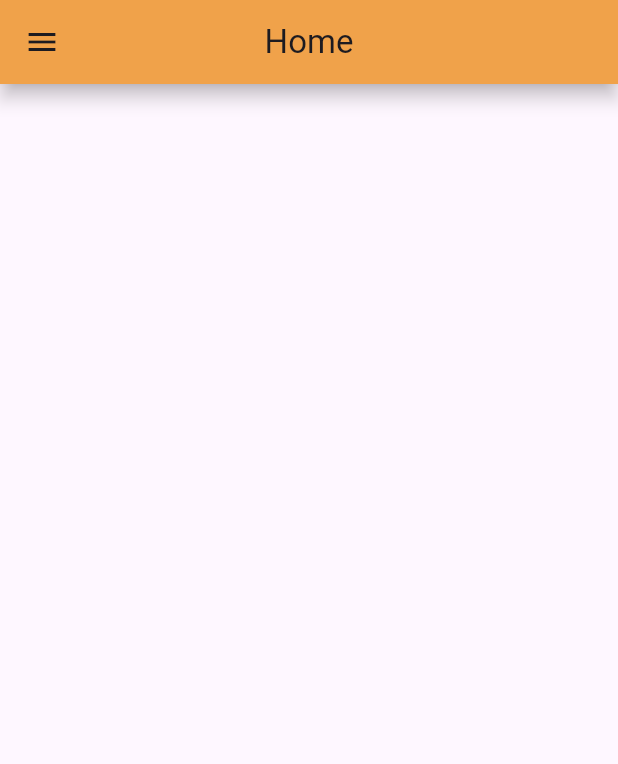
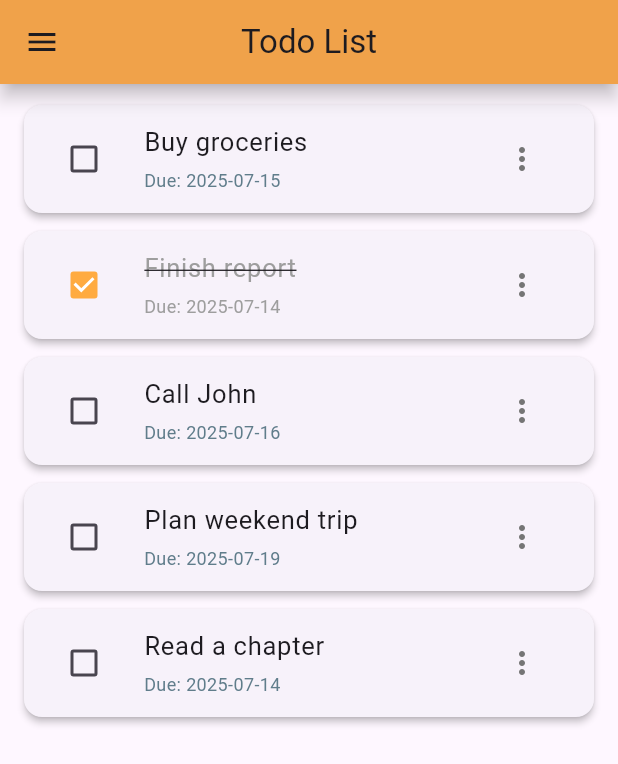
Before and after one commit to Sakib360a/TodoList, a Flutter app: the screen it shows after launch, on a phone screen of 412 x 824 dp. Shown: the top 764 px of the screen. Run offline on Flutter 3.47's test engine with Material 3 defaults, Android fonts, the phone set to English and light mode, and no system bars.

Commit message:
App File Structure Redesigned

```diff
--- a/lib/home.dart
+++ /dev/null
@@ -1,20 +0,0 @@
-import 'package:flutter/material.dart';
-import 'package:todo_list/Navbar.dart';
-
-class Home extends StatelessWidget {
-  const Home({super.key});
-
-  @override
-  Widget build(BuildContext context) {
-    return Scaffold(
-      drawer: Navbar(),
-      appBar: AppBar(
-        centerTitle: true,
-        title: Text("Home"),
-        backgroundColor: Colors.orangeAccent,
-        shadowColor: Colors.black,
-        elevation: 5,
-      ),
-    );
-  }
-}
--- a/lib/myapp.dart
+++ b/lib/myapp.dart
@@ -1,5 +1,5 @@
 import 'package:flutter/material.dart';
-import 'home.dart';
+import 'screens/home_screen.dart';
 
 class Myapp extends StatelessWidget {
   const Myapp({super.key});
@@ -9,7 +9,7 @@ class Myapp extends StatelessWidget {
     return MaterialApp(
       debugShowCheckedModeBanner: false,
     title: 'ToDo List App',
-      home: Home(),
+      home: HomeScreen(),
     );
   }
 }
--- /dev/null
+++ b/lib/screens/all_tasks_screen.dart
@@ -0,0 +1,177 @@
+import 'package:flutter/material.dart';
+// Assuming you have a Task model, replace 'todo_list' if your project name is different
+// and adjust the path if your Task model is elsewhere.
+// import 'package:todo_list/models/task_model.dart';
+
+// --- Placeholder Task Model (if you don't have one yet) ---
+// Remove or replace this with your actual Task model import
+class Task {
+  final String id;
+  final String title;
+  final String description;
+  final DateTime dueDate;
+  bool isCompleted;
+
+  Task({
+    required this.id,
+    required this.title,
+    this.description = '',
+    required this.dueDate,
+    this.isCompleted = false,
+  });
+}
+// --- End of Placeholder Task Model ---
+
+class AllTasksScreen extends StatefulWidget {
+  const AllTasksScreen({super.key});
+
+  @override
+  State<AllTasksScreen> createState() => _AllTasksScreenState();
+}
+
+class _AllTasksScreenState extends State<AllTasksScreen> {
+  // --- Placeholder Task Data ---
+  // Replace this with your actual task fetching logic
+  final List<Task> _tasks = [
+    Task(id: '1', title: 'Buy groceries', dueDate: DateTime.now().add(const Duration(days: 1))),
+    Task(id: '2', title: 'Finish report', dueDate: DateTime.now(), isCompleted: true),
+    Task(id: '3', title: 'Call John', dueDate: DateTime.now().add(const Duration(days: 2))),
+    Task(id: '4', title: 'Plan weekend trip', dueDate: DateTime.now().add(const Duration(days: 5))),
+    Task(id: '5', title: 'Read a chapter', dueDate: DateTime.now()),
+  ];
+  // --- End of Placeholder Task Data ---
+
+  void _toggleTaskCompletion(Task task) {
+    setState(() {
+      task.isCompleted = !task.isCompleted;
+    });
+    // Here you would also update your backend/database
+  }
+
+  void _deleteTask(Task task) {
+    setState(() {
+      _tasks.removeWhere((t) => t.id == task.id);
+    });
+    // Here you would also delete from your backend/database
+  }
+
+  void _editTask(Task task) {
+    // TODO: Implement navigation to an edit task screen or show an edit dialog
+    print('Edit task: ${task.title}');
+    ScaffoldMessenger.of(context).showSnackBar(
+      SnackBar(content: Text('Edit functionality for "${task.title}" not implemented yet.')),
+    );
+  }
+
+
+  @override
+  Widget build(BuildContext context) {
+    // This is the content that will be placed in the body of HomeScreen's Scaffold
+    if (_tasks.isEmpty) {
+      return Center(
+        child: Column(
+          mainAxisAlignment: MainAxisAlignment.center,
+          children: [
+            Icon(Icons.list_alt_rounded, size: 80, color: Colors.grey[400]),
+            const SizedBox(height: 20),
+            const Text(
+              'No tasks yet!',
+              style: TextStyle(fontSize: 20, color: Colors.grey),
+            ),
+            const SizedBox(height: 10),
+            const Text(
+              'Tap the + button to add your first task.',
+              style: TextStyle(fontSize: 16, color: Colors.grey),
+            ),
+          ],
+        ),
+      );
+    }
+
+    return ListView.builder(
+      padding: const EdgeInsets.all(8.0),
+      itemCount: _tasks.length,
+      itemBuilder: (context, index) {
+        final task = _tasks[index];
+        return Card(
+          elevation: 2.0,
+          margin: const EdgeInsets.symmetric(vertical: 6.0, horizontal: 8.0),
+          child: ListTile(
+            leading: Checkbox(
+              value: task.isCompleted,
+              onChanged: (bool? value) {
+                _toggleTaskCompletion(task);
+              },
+              activeColor: Colors.orangeAccent,
+            ),
+            title: Text(
+              task.title,
+              style: TextStyle(
+                fontSize: 17,
+                decoration: task.isCompleted ? TextDecoration.lineThrough : null,
+                color: task.isCompleted ? Colors.grey : Theme.of(context).textTheme.bodyLarge?.color,
+              ),
+            ),
+            subtitle: Column(
+              crossAxisAlignment: CrossAxisAlignment.start,
+              children: [
+                if (task.description.isNotEmpty)
+                  Padding(
+                    padding: const EdgeInsets.only(top: 4.0),
+                    child: Text(
+                      task.description,
+                      style: TextStyle(
+                        fontSize: 14,
+                        decoration: task.isCompleted ? TextDecoration.lineThrough : null,
+                        color: task.isCompleted ? Colors.grey : Theme.of(context).textTheme.bodyMedium?.color,
+                      ),
+                    ),
+                  ),
+                Padding(
+                  padding: const EdgeInsets.only(top: 4.0),
+                  child: Text(
+                    'Due: ${task.dueDate.toLocal().toString().split(' ')[0]}', // Simple date formatting
+                    style: TextStyle(
+                      fontSize: 12,
+                      color: task.isCompleted ? Colors.grey : Colors.blueGrey,
+                    ),
+                  ),
+                ),
+              ],
+            ),
+            trailing: PopupMenuButton<String>(
+              icon: Icon(Icons.more_vert, color: Colors.grey[600]),
+              onSelected: (String value) {
+                if (value == 'edit') {
+                  _editTask(task);
+                } else if (value == 'delete') {
+                  _deleteTask(task);
+                }
+              },
+              itemBuilder: (BuildContext context) => <PopupMenuEntry<String>>[
+                const PopupMenuItem<String>(
+                  value: 'edit',
+                  child: ListTile(
+                    leading: Icon(Icons.edit_outlined),
+                    title: Text('Edit'),
+                  ),
+                ),
+                const PopupMenuItem<String>(
+                  value: 'delete',
+                  child: ListTile(
+                    leading: Icon(Icons.delete_outline, color: Colors.redAccent),
+                    title: Text('Delete', style: TextStyle(color: Colors.redAccent)),
+                  ),
+                ),
+              ],
+            ),
+            onTap: () {
+              // Could navigate to a detailed task view or toggle completion
+              _toggleTaskCompletion(task);
+            },
+          ),
+        );
+      },
+    );
+  }
+}
--- /dev/null
+++ b/lib/screens/home_screen.dart
@@ -0,0 +1,104 @@
+// lib/screens/home_screen.dart
+import 'package:flutter/material.dart';
+import 'package:todo_list/Navbar.dart';// Import your Navbar
+import 'package:todo_list/screens/all_tasks_screen.dart';
+import 'package:todo_list/screens/today_tasks_screen.dart';
+import 'package:todo_list/screens/completed_tasks_screen.dart';
+import 'package:todo_list/screens/settings_screen.dart';
+
+// Enum to represent the different pages accessible from the drawer
+enum AppPage {
+  dashboard, // New
+  allTasks,
+  today,
+  completed,
+  settings,
+}
+
+class HomeScreen extends StatefulWidget {
+  const HomeScreen({super.key});
+
+  @override
+  State<HomeScreen> createState() => _HomeScreenState();
+}
+
+class _HomeScreenState extends State<HomeScreen> {
+  AppPage _currentPage = AppPage.dashboard; // Default to dashboard
+  // ... rest of the state // Default page to show
+
+  // Method to get the current page widget based on the enum
+  Widget _getCurrentPageWidget() {
+    switch (_currentPage) {
+      case AppPage.allTasks:
+        return const AllTasksScreen();
+      case AppPage.today:
+        return const TodayTasksScreen();
+      case AppPage.completed:
+        return const CompletedTasksScreen();
+      case AppPage.settings:
+        return const SettingsScreen();
+      default:
+        return const AllTasksScreen(); // Fallback
+    }
+  }
+
+  // Method to get the current page title for the AppBar
+  String _getCurrentPageTitle() {
+    switch (_currentPage) {
+      case AppPage.allTasks:
+        return 'All Tasks';
+      case AppPage.today:
+        return 'Today\'s Tasks';
+      case AppPage.completed:
+        return 'Completed Tasks';
+      case AppPage.settings:
+        return 'Settings';
+      default:
+        return 'Todo List'; // Fallback title
+    }
+  }
+
+  // Callback to be passed to Navbar to update the current page
+  void _selectPage(AppPage page) {
+    setState(() {
+      _currentPage = page;
+    });
+    Navigator.pop(context); // Close the drawer after selection
+  }
+
+  @override
+  Widget build(BuildContext context) {
+    return Scaffold(
+      appBar: AppBar(
+        title: Text(_getCurrentPageTitle()),
+        backgroundColor: Colors.orangeAccent, // Matching your original AppBar color
+        centerTitle: true,                    // Matching your original AppBar style
+        elevation: 5,                         // Matching your original AppBar style
+        shadowColor: Colors.black,            // Matching your original AppBar style
+      ),
+      drawer: Navbar(
+        onPageSelected: _selectPage,
+        currentPage: _currentPage,
+      ),
+      body: _getCurrentPageWidget(),
+      // Example of a global FloatingActionButton if needed:
+      // floatingActionButton: _currentPage == AppPage.allTasks || _currentPage == AppPage.today
+      //     ? FloatingActionButton(
+      //         onPressed: () {
+      //           // Navigate to an AddTaskScreen or show a dialog
+      //           // This FAB's action might need to be context-aware (e.g. pre-fill date for today)
+      //           print("Global FAB tapped - current page: $_currentPage");
+      //            if (_currentPage == AppPage.today) {
+      //             // Potentially open AddTaskScreen with today's date pre-selected
+      //           } else {
+      //             // General AddTaskScreen
+      //           }
+      //         },
+      //         backgroundColor: Colors.orangeAccent,
+      //         child: Icon(Icons.add),
+      //         tooltip: 'Add New Task',
+      //       )
+      //     : null, // No FAB on settings or completed tasks page, for example
+    );
+  }
+}
```
Also changed, not shown: lib/Navbar.dart (+7 -4 lines), lib/screens/completed_tasks_screen.dart (added, +13 -0 lines), lib/screens/dashboard_screen.dart (added, +197 -0 lines), lib/screens/settings_screen.dart (added, +9 -0 lines), lib/screens/today_tasks_screen.dart (added, +177 -0 lines).
